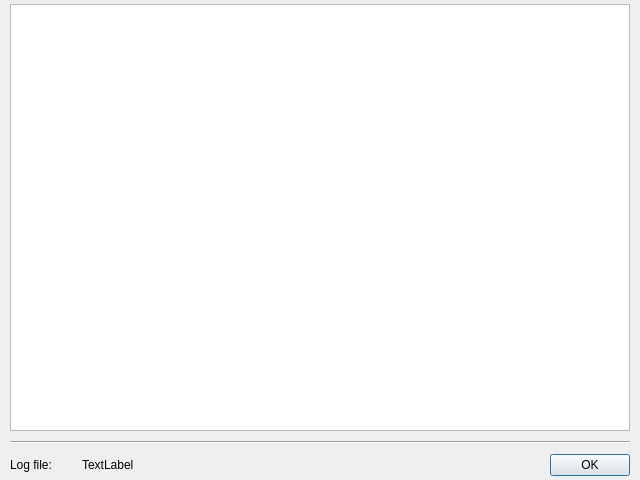
Old version of the form coquery/gui/logfile.ui in the repository gkunter/coquery.
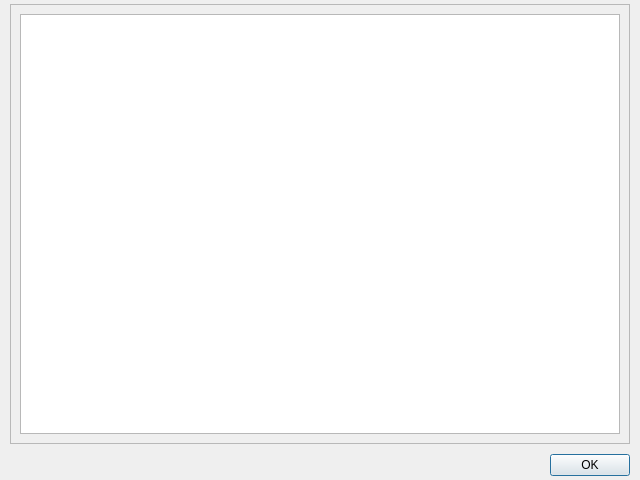
New version of the form.

Diff of the .ui file:
```diff
--- a/coquery/gui/logfile.ui
+++ b/coquery/gui/logfile.ui
@@ -30,54 +30,28 @@
     <number>4</number>
    </property>
    <item>
-    <widget class="QTextBrowser" name="viewing_area">
+    <widget class="QFrame" name="frame">
+     <property name="sizePolicy">
+      <sizepolicy hsizetype="MinimumExpanding" vsizetype="MinimumExpanding">
+       <horstretch>0</horstretch>
+       <verstretch>0</verstretch>
+      </sizepolicy>
+     </property>
+     <property name="frameShape">
+      <enum>QFrame::StyledPanel</enum>
+     </property>
      <property name="frameShadow">
-      <enum>QFrame::Sunken</enum>
+      <enum>QFrame::Raised</enum>
      </property>
-     <property name="documentTitle">
-      <string>Log file</string>
-     </property>
-     <property name="lineWrapMode">
-      <enum>QTextEdit::NoWrap</enum>
-     </property>
-     <property name="acceptRichText">
-      <bool>false</bool>
-     </property>
-     <property name="textInteractionFlags">
-      <set>Qt::LinksAccessibleByKeyboard|Qt::LinksAccessibleByMouse|Qt::TextBrowserInteraction|Qt::TextSelectableByKeyboard|Qt::TextSelectableByMouse</set>
-     </property>
-    </widget>
-   </item>
-   <item>
-    <widget class="Line" name="line">
-     <property name="orientation">
-      <enum>Qt::Horizontal</enum>
-     </property>
+     <layout class="QVBoxLayout" name="verticalLayout_2">
+      <item>
+       <widget class="QTableView" name="log_table"/>
+      </item>
+     </layout>
     </widget>
    </item>
    <item>
     <layout class="QHBoxLayout" name="horizontalLayout_2">
-     <item>
-      <layout class="QHBoxLayout" name="horizontalLayout">
-       <property name="spacing">
-        <number>30</number>
-       </property>
-       <item>
-        <widget class="QLabel" name="label">
-         <property name="text">
-          <string>Log file:</string>
-         </property>
-        </widget>
-       </item>
-       <item>
-        <widget class="QLabel" name="log_file_path">
-         <property name="text">
-          <string>TextLabel</string>
-         </property>
-        </widget>
-       </item>
-      </layout>
-     </item>
      <item>
       <widget class="QDialogButtonBox" name="button_okay">
        <property name="sizePolicy">
```
